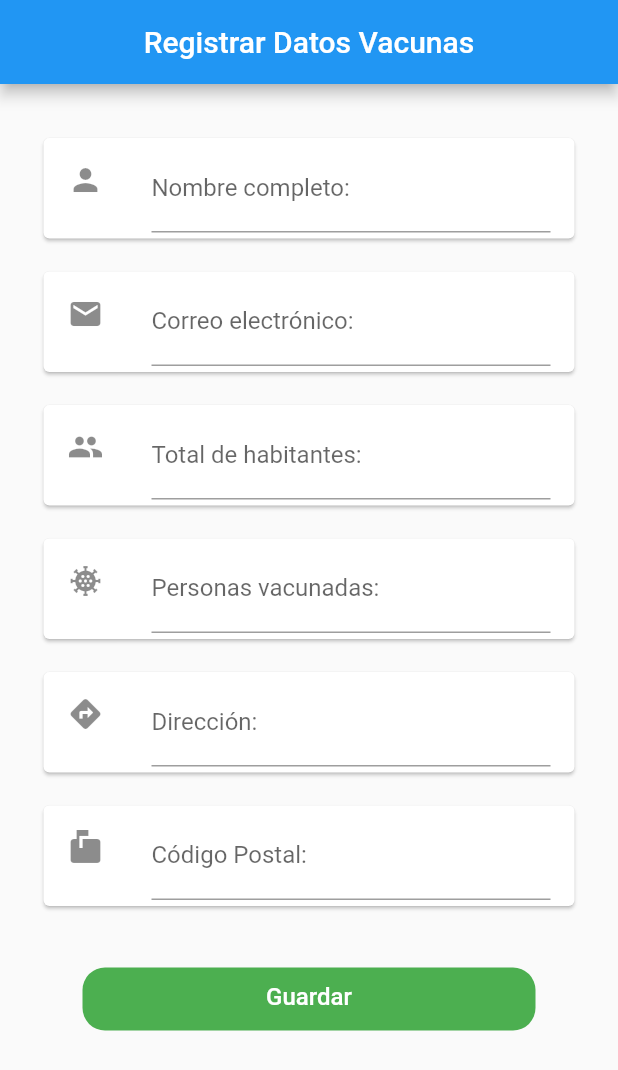
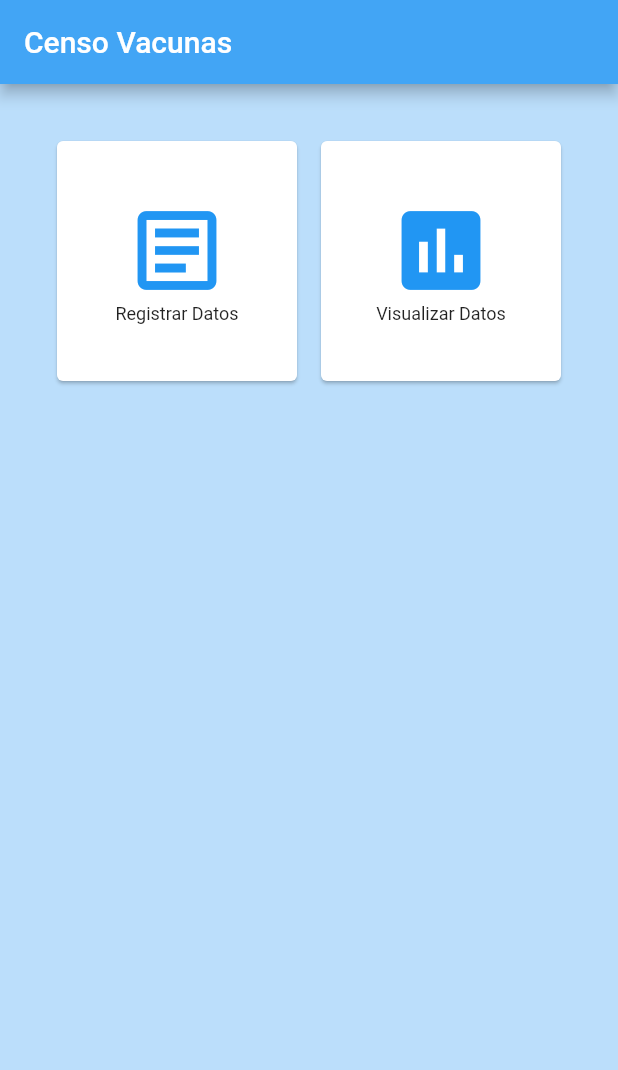
Before and after one commit to BenjaminHernandez24/ProyectFlutter, a Flutter app: the screen it shows after launch, on a phone screen of 412 x 824 dp. Shown: the top 1070 px of the screen. Run offline on Flutter 3.47's test engine with Material 2 defaults, Android fonts, the phone set to English and light mode, and no system bars; our stand-ins replace sqflite; accounts and stored records are empty.

Commit message:
Agregar boton atras

```diff
--- a/lib/main.dart
+++ b/lib/main.dart
@@ -1,14 +1,119 @@
 import 'package:censo_aplicacion/censo.dart';
 import 'package:censo_aplicacion/db.dart';
 import 'package:flutter/material.dart';
+import 'package:flutter/src/material/colors.dart';
 
 //Programa nuevo, a editar y subir
 void main() {
-  var registro = new RegisterPage();
-  runApp(registro);
+  //var registro = new RegisterPage();
+  runApp(const MyApp());
+  //runApp(registro);
 }
 
-GlobalKey<FormState> keyForm = new GlobalKey();
+class MyApp extends StatelessWidget {
+  const MyApp({Key? key}) : super(key: key);
+
+  @override
+  Widget build(BuildContext context) {
+    return MaterialApp(
+      title: 'Censo Vacunas',
+      theme: ThemeData(
+        primarySwatch: Colors.blue,
+      ),
+      home: const MyHomePage(title: 'Censo Vacunas'),
+    );
+  }
+}
+
+class MyHomePage extends StatefulWidget {
+  const MyHomePage({Key? key, required this.title}) : super(key: key);
+
+  final String title;
+
+  @override
+  State<MyHomePage> createState() => _MyHomePageState();
+}
+
+class _MyHomePageState extends State<MyHomePage> {
+  int _counter = 0;
+
+  void _incrementCounter() {
+    setState(() {
+      _counter++;
+    });
+  }
+
+  @override
+  Widget build(BuildContext context) {
+    return Scaffold(
+        appBar: AppBar(
+          title: Text(widget.title),
+          backgroundColor: Colors.blue[400],
+        ),
+        backgroundColor: Colors.blue[100], //Color de fondo
+        body: Container(
+          padding: EdgeInsets.all(30.0),
+          child: GridView.count(
+            crossAxisCount: 2,
+            children: <Widget>[
+              Botones(
+                title1: "Registrar Datos",
+                icon1: Icons.article_outlined,
+                color: Colors.blue,
+              ),
+              Botones(
+                title1: "Visualizar Datos",
+                icon1: Icons.assessment,
+                color: Colors.blue,
+              ),
+            ],
+          ),
+        ));
+  }
+}
+
+class Botones extends StatelessWidget {
+  final String title1;
+  final IconData? icon1;
+  final MaterialColor? color;
+  Botones({this.title1 = "", this.icon1, this.color});
+
+  @override
+  Widget build(BuildContext context) {
+    return Card(
+      margin: EdgeInsets.all(8.0),
+      child: InkWell(
+        onTap: () {
+          switch (title1) {
+            case "Registrar Datos":
+              Navigator.push(
+                context,
+                MaterialPageRoute(builder: (context) => RegisterPage()),
+              );
+              break;
+            case "Visualizar Datos":
+              Navigator.push(
+                context,
+                MaterialPageRoute(builder: (context) => RegisterPage()),
+                //MaterialPageRoute(builder: (context) => const Consultar()),
+              );
+              break;
+          }
+        }, //acción del "Onclick" del widget Card
+        splashColor: Colors.grey[10],
+        child: Center(
+          child: Column(
+            mainAxisSize: MainAxisSize.min,
+            children: <Widget>[
+              Icon(icon1, size: 70.0, color: color),
+              Text(title1, style: new TextStyle(fontSize: 12.0))
+            ],
+          ),
+        ),
+      ),
+    );
+  }
+}
 
 class RegisterPage extends StatefulWidget {
   @override
@@ -17,6 +122,7 @@
 
 class _RegisterPageState extends State<RegisterPage> {
 //Variables
+  GlobalKey<FormState> keyForm = new GlobalKey();
   TextEditingController nombreCtrl = new TextEditingController();
   TextEditingController correoCtrl = new TextEditingController();
   TextEditingController numHabCtrl = new TextEditingController();
@@ -27,19 +133,28 @@
   cargarCensos() async {
     List<Censo> auxCenso = await DB.censos();
 
-    for (var i=0; i<auxCenso.length; i++) {
+    for (var i = 0; i < auxCenso.length; i++) {
       print(auxCenso[i]);
     }
   }
-
 
   @override
   Widget build(BuildContext context) {
     return MaterialApp(
       home: new Scaffold(
         appBar: new AppBar(
-          title: new Text('Registrar Datos Vacunas'),
-          centerTitle: true,
+          actions: [
+            Container(
+                child: new Text("Registrar Datos Vacunas",
+                    style: TextStyle(fontSize: 20)),
+                width: 250.0,
+                height: 30.0,
+                margin: EdgeInsets.only(top: 16.0, right: 5.0)),
+          ],
+          title: Container(
+            child: atraS(),
+            width: 50.0,
+          ),
         ),
         body: new SingleChildScrollView(
           child: new Container(
@@ -58,6 +173,28 @@
     return Padding(
       padding: EdgeInsets.symmetric(vertical: 7),
       child: Card(child: ListTile(leading: Icon(icon), title: item)),
+    );
+  }
+
+  //Boton atras dek formulario
+  Widget atraS() {
+    return Column(
+      children: <Widget>[
+        RaisedButton(
+          onPressed: () {
+            Navigator.push(
+              context,
+              MaterialPageRoute(builder: (context) => MyApp()),
+            );
+          },
+          child: Icon(
+            Icons.arrow_back,
+            color: Colors.white,
+            size: 25,
+          ),
+          color: Colors.blue,
+        ),
+      ],
     );
   }
 
@@ -199,14 +336,7 @@
       String direccion = direcionCtrl.text;
       int cp = int.parse(postalCtrl.text);
 
-      Censo censo = Censo(
-        nombre,
-        correo,
-        habitantes,
-        vacunados,
-        direccion,
-        cp
-      );
+      Censo censo = Censo(nombre, correo, habitantes, vacunados, direccion, cp);
 
       DB.insert(censo);
       cargarCensos();
@@ -220,3 +350,9 @@
     }
   }
 }
+
+@override
+Widget build(BuildContext context) {
+  // TODO: implement build
+  throw UnimplementedError();
+}
```
Also changed, not shown: lib/db.dart (+16 -15 lines).
